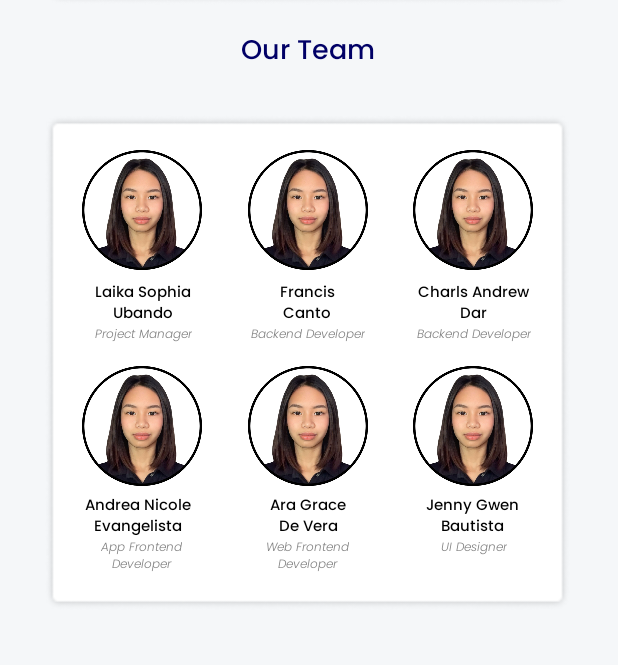
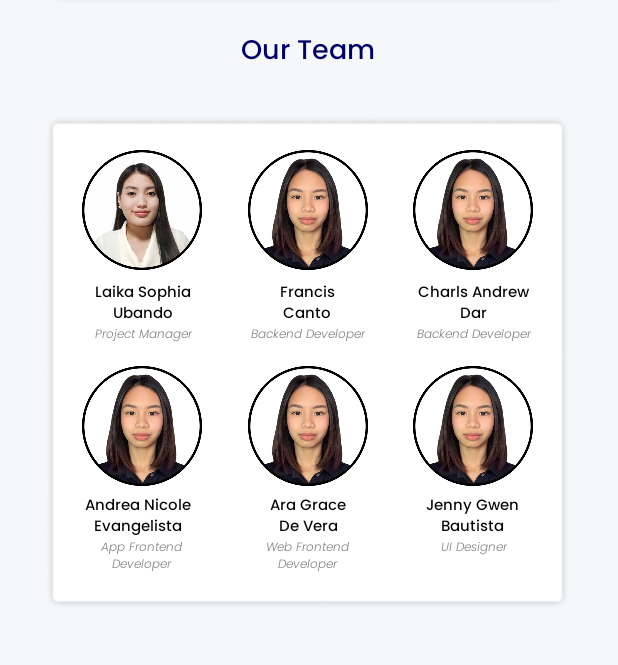
Before and after one commit to FrancisCanto/Barangay_Document_Request_System, an Android app: the InfoActivity screen opened directly, with no data from a screen before it, on a phone screen of 412 x 824 dp, the part 481-1146 px from its top. Run offline under Robolectric (Android 15) with nearby library versions, the phone set to English and light mode, and no system bars.

Commit message:
inedit ni andrea

```diff
--- a/app/src/main/res/layout/activity_info.xml
+++ b/app/src/main/res/layout/activity_info.xml
@@ -95,7 +95,7 @@
             android:id="@+id/imageView"
             android:layout_width="80dp"
             android:layout_height="80dp"
-            android:background="@drawable/andrea"
+            android:background="@drawable/sophia"
             app:layout_constraintBottom_toBottomOf="parent"
             app:layout_constraintEnd_toEndOf="parent"
             app:layout_constraintHorizontal_bias="0.059"
```
Also changed, not shown: app/src/main/res/drawable/sophia.png (added), app/src/main/res/sophia.png (added).
